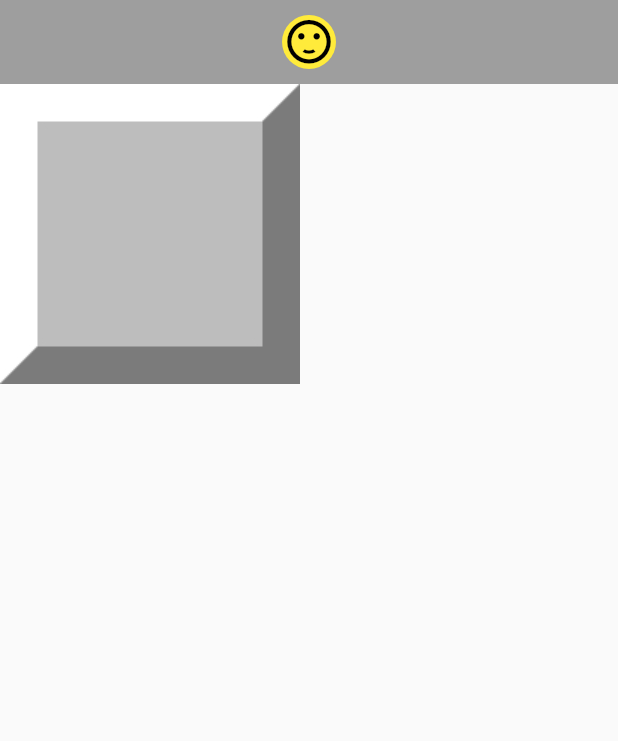
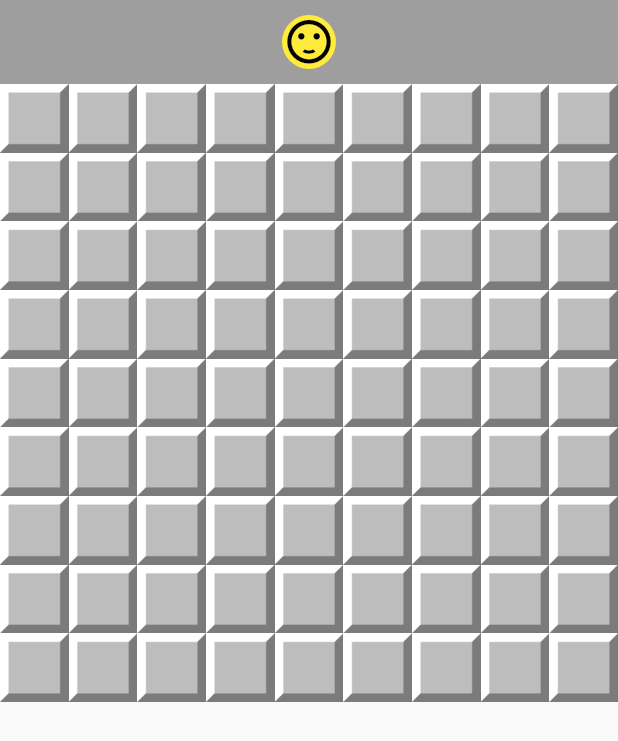
Before and after one commit to JacksonMonteiro/flutter_minesweeper_app, a Flutter app: the screen it shows after launch, on a phone screen of 412 x 824 dp. Shown: the top 741 px of the screen. Run offline on Flutter 3.47's test engine with Material 2 defaults, Android fonts, the phone set to English and light mode, and no system bars.

Commit message:
Board component

```diff
--- /dev/null
+++ b/lib/components/board_component.dart
@@ -0,0 +1,35 @@
+import 'package:flutter/material.dart';
+import 'package:minesweeper/components/field_component.dart';
+import 'package:minesweeper/models/board.dart';
+import 'package:minesweeper/models/field.dart';
+
+class BoardComponent extends StatelessWidget {
+  final Board board;
+  final void Function(Field) onOpen;
+  final void Function(Field) onToggleFlag;
+
+  const BoardComponent({
+    Key? key,
+    required this.board,
+    required this.onOpen,
+    required this.onToggleFlag,
+  }) : super(key: key);
+
+  @override
+  Widget build(BuildContext context) {
+    return Container(
+      child: GridView.count(
+        crossAxisCount: board.columns,
+        children: board.fields
+            .map(
+              (field) => FieldComponent(
+                field: field,
+                onOpen: onOpen,
+                onToggleFlag: onToggleFlag,
+              ),
+            )
+            .toList(),
+      ),
+    );
+  }
+}
--- a/lib/views/minesweeper_app.dart
+++ b/lib/views/minesweeper_app.dart
@@ -1,9 +1,11 @@
 import 'package:flutter/material.dart';
 import 'package:flutter/src/foundation/key.dart';
 import 'package:flutter/src/widgets/framework.dart';
+import 'package:minesweeper/components/board_component.dart';
 import 'package:minesweeper/components/field_component.dart';
 import 'package:minesweeper/components/result.dart';
 import 'package:minesweeper/exceptions/explosion_exception.dart';
+import 'package:minesweeper/models/board.dart';
 import 'package:minesweeper/models/field.dart';
 
 class MinesweeperApp extends StatefulWidget {
@@ -37,8 +39,12 @@ class _MinesweeperAppState extends State<MinesweeperApp> {
         appBar: AppBar(),
       ),
       body: Container(
-        child: FieldComponent(
-          field: field,
+        child: BoardComponent(
+          board: Board(
+            lines: 9,
+            columns: 9,
+            bombsQnt: 0,
+          ),
           onOpen: _open,
           onToggleFlag: _toggleFlag,
         ),
```
